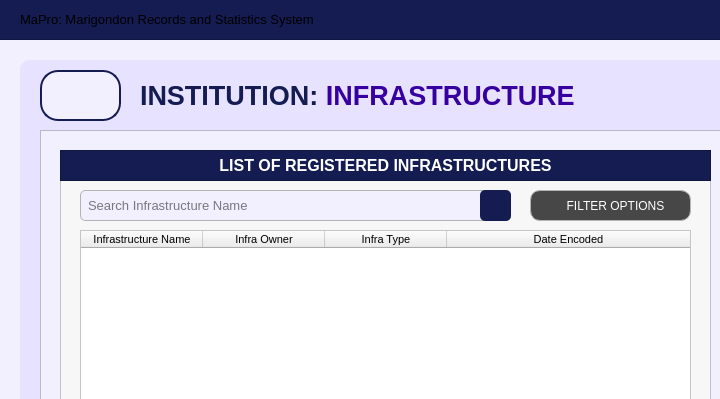
Qt form Resources/UIs/MainPages/InstitutionPages/infrastructure.ui (Yohhannn/Barangay-Records-Statistics-System) before a commit; both pictures show x 0 to 720 and y 0 to 399 of the 1350 by 850 pixel window.
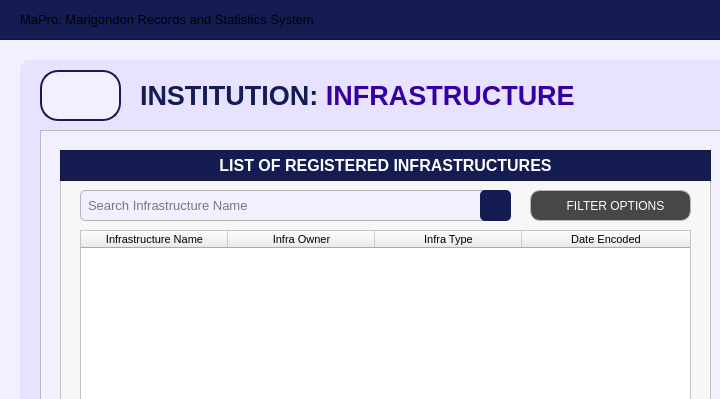
The same form after that commit. Icons and pictures are not drawn.

Commit message: set arial fonts

```diff
--- a/Resources/UIs/MainPages/InstitutionPages/infrastructure.ui
+++ b/Resources/UIs/MainPages/InstitutionPages/infrastructure.ui
@@ -372,6 +372,12 @@
         <height>521</height>
        </rect>
       </property>
+      <property name="font">
+       <font>
+        <family>Arial</family>
+        <pointsize>8</pointsize>
+       </font>
+      </property>
       <property name="focusPolicy">
        <enum>Qt::FocusPolicy::NoFocus</enum>
       </property>
@@ -401,7 +407,7 @@
        <bool>false</bool>
       </attribute>
       <attribute name="horizontalHeaderDefaultSectionSize">
-       <number>122</number>
+       <number>147</number>
       </attribute>
       <attribute name="horizontalHeaderHighlightSections">
        <bool>true</bool>
```
The commit also changes 3 other files.
